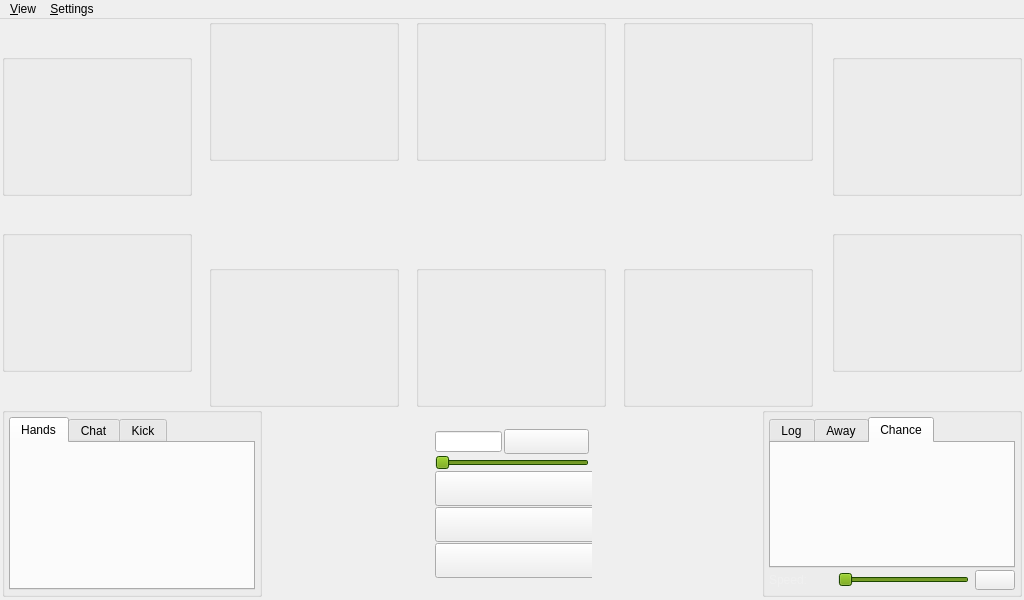
Before: the Qt Designer form src/gui/qt/gametable.ui in pokerth/pokerth, drawn with Qt 5.
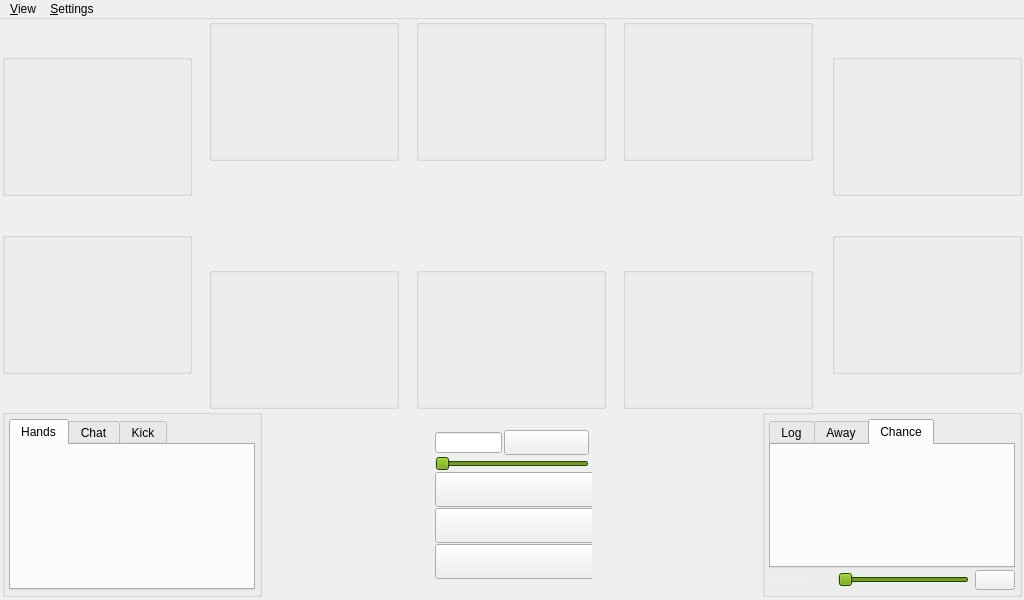
After: the same form once the commit is applied. The open tabs and pages were chosen to show the change. Icons and pictures are not drawn. Custom widgets are drawn as their Qt base class.

Patch:
```diff
--- a/src/gui/qt/gametable.ui
+++ b/src/gui/qt/gametable.ui
@@ -2469,13 +2469,13 @@
           <property name="minimumSize">
            <size>
             <width>260</width>
-            <height>190</height>
+            <height>188</height>
            </size>
           </property>
           <property name="maximumSize">
            <size>
             <width>260</width>
-            <height>190</height>
+            <height>188</height>
            </size>
           </property>
           <layout class="QGridLayout">
@@ -2696,8 +2696,8 @@
         </property>
         <property name="sizeHint" stdset="0">
          <size>
-          <width>170</width>
-          <height>180</height>
+          <width>155</width>
+          <height>0</height>
          </size>
         </property>
        </spacer>
@@ -2979,7 +2979,7 @@
            <property name="sizeHint" stdset="0">
             <size>
              <width>20</width>
-             <height>40</height>
+             <height>0</height>
             </size>
            </property>
           </spacer>
@@ -2992,7 +2992,7 @@
            <property name="sizeHint" stdset="0">
             <size>
              <width>20</width>
-             <height>40</height>
+             <height>0</height>
             </size>
            </property>
           </spacer>
@@ -3010,8 +3010,8 @@
         </property>
         <property name="sizeHint" stdset="0">
          <size>
-          <width>170</width>
-          <height>180</height>
+          <width>155</width>
+          <height>0</height>
          </size>
         </property>
        </spacer>
@@ -3061,13 +3061,13 @@
           <property name="minimumSize">
            <size>
             <width>260</width>
-            <height>190</height>
+            <height>188</height>
            </size>
           </property>
           <property name="maximumSize">
            <size>
             <width>260</width>
-            <height>190</height>
+            <height>188</height>
            </size>
           </property>
           <layout class="QGridLayout">
@@ -3172,8 +3172,17 @@
                <string>Chance</string>
               </attribute>
               <layout class="QGridLayout" name="gridLayout_2">
-               <property name="margin">
-                <number>2</number>
+               <property name="leftMargin">
+                <number>1</number>
+               </property>
+               <property name="topMargin">
+                <number>0</number>
+               </property>
+               <property name="rightMargin">
+                <number>1</number>
+               </property>
+               <property name="bottomMargin">
+                <number>1</number>
                </property>
                <property name="spacing">
                 <number>0</number>
```
Left out of the diff: 4 changed lines with no effect on the pictures.
